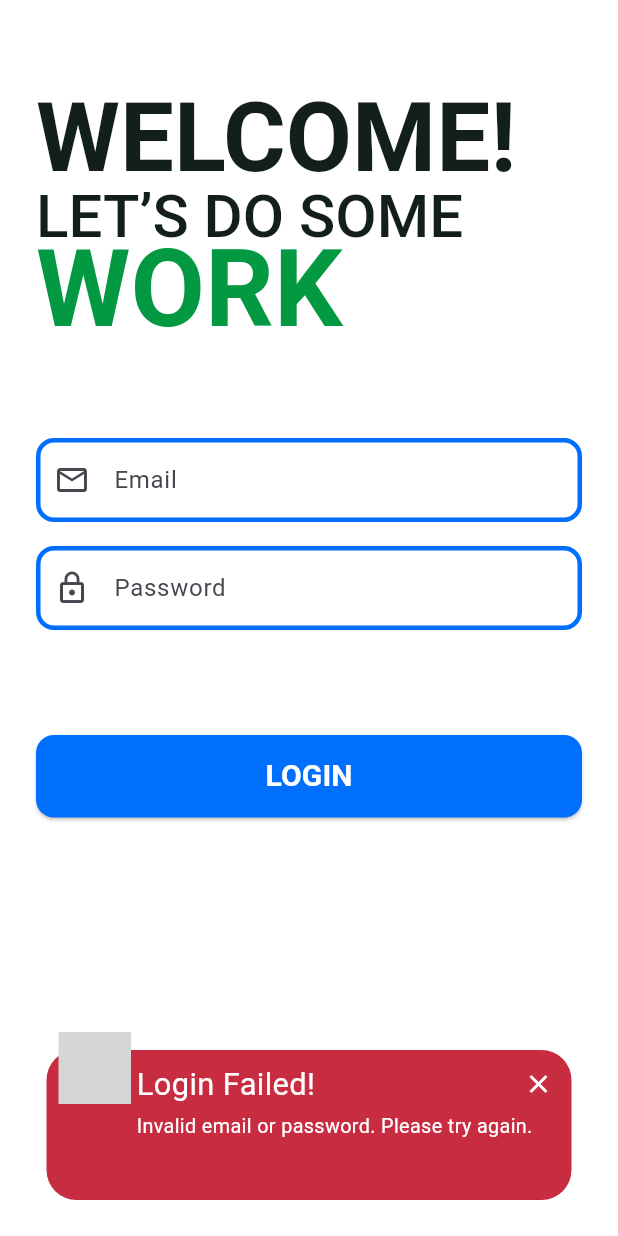
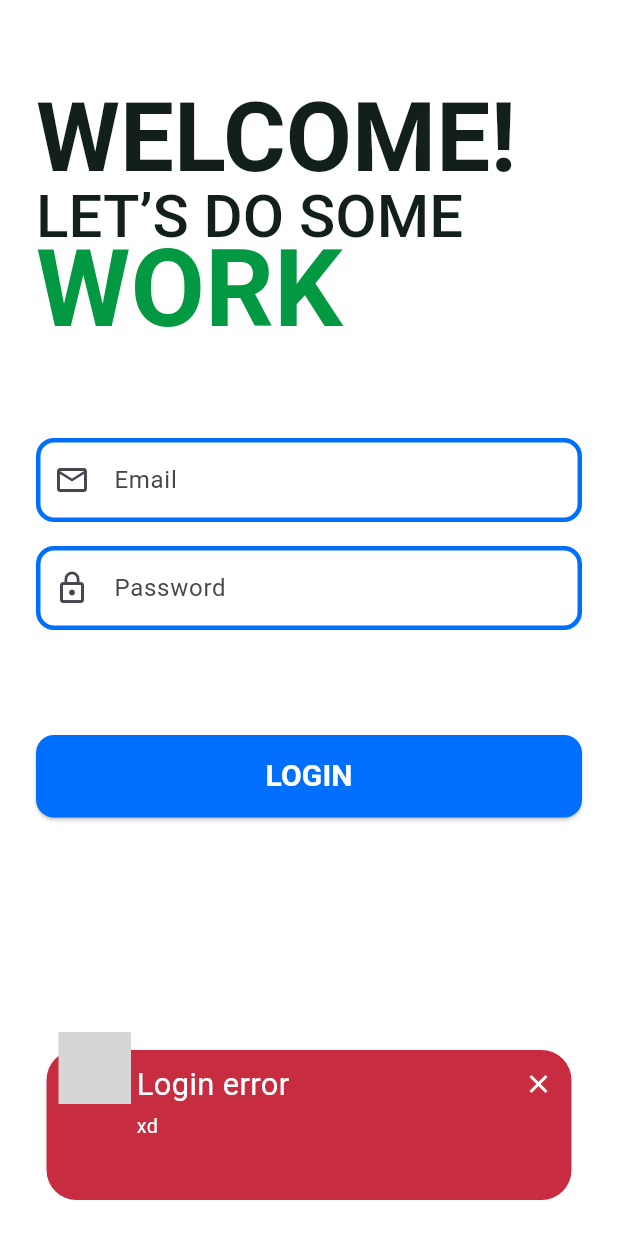
Before and after one commit to janicaleksander/rcs, a Flutter app: the screen it shows after launch, after a tap on "LOGIN", on a phone screen of 412 x 824 dp. Run offline on Flutter 3.47's test engine with Material 3 defaults, Android fonts, the phone set to English and light mode, and no system bars; drawn by our look-alikes of awesome_snackbar_content; our stand-ins replace dartz, go_router; grey boxes are pictures that could not be loaded.

Commit message:
feat: setup login internals

```diff
--- /dev/null
+++ b/mobile/lib/pages/login_page/login_internal.dart
@@ -0,0 +1,49 @@
+import 'package:dartz/dartz.dart';
+import 'package:flutter/material.dart';
+import 'package:go_router/go_router.dart';
+import 'package:mobile/themes/login_page/colors.dart';
+import 'package:awesome_snackbar_content/awesome_snackbar_content.dart';
+import 'package:http/http.dart' as http;
+SnackBar createError(String title,err){
+  return SnackBar(
+      elevation: 0,
+      behavior: SnackBarBehavior.floating,
+      backgroundColor: Colors.transparent,
+      content: SizedBox(
+        height: 100,
+        child: AwesomeSnackbarContent(
+          title: title,
+          message: err,
+          contentType: ContentType.failure,
+        ),
+      )
+  );
+}
+
+Future<Either<http.Response,String>> loginUser(String email,password) async{
+  try {
+    return Right("xd");
+  } catch (e){
+    return Right(e.toString());
+  }
+}
+
+Future<void> onLoginPressed(BuildContext ctx,TextEditingController email, TextEditingController password) async{
+  final emailText = email.text.trim();
+  final passwordText = password.text.trim();
+  final result = await loginUser(emailText, passwordText);
+  if (!ctx.mounted) return;
+  result.fold(
+      (response){
+      ctx.go('/');//TODO
+      },
+      (errorMsg){
+        SnackBar error = createError("Login error",errorMsg);
+        ScaffoldMessenger.of(ctx)
+          ..hideCurrentSnackBar()
+          ..showSnackBar(error);
+      },
+  );
+
+
+}
--- a/mobile/lib/pages/login_page/login_page.dart
+++ b/mobile/lib/pages/login_page/login_page.dart
@@ -1,4 +1,5 @@
 import 'package:flutter/material.dart';
+import 'package:mobile/pages/login_page/login_internal.dart';
 import 'package:mobile/themes/login_page/colors.dart';
 import 'package:awesome_snackbar_content/awesome_snackbar_content.dart';
 
@@ -10,40 +11,14 @@ class LoginPage extends StatefulWidget {
 }
 
 class _LoginPageState extends State<LoginPage> {
-  final _emailController = TextEditingController();
-  final _passwordController = TextEditingController();
+  final emailController = TextEditingController();
+  final passwordController = TextEditingController();
 
   @override
   void dispose() {
-    _emailController.dispose();
-    _passwordController.dispose();
+    emailController.dispose();
+    passwordController.dispose();
     super.dispose();
-  }
-  void _onLoginPressed() {
-    final email = _emailController.text.trim();
-    final password = _passwordController.text.trim();
-
-    debugPrint("Email: $email, Password: $password");
-
-    final snackBar = SnackBar(
-      elevation: 0,
-      behavior: SnackBarBehavior.floating,
-      backgroundColor: Colors.transparent,
-      content: SizedBox(
-        height: 100,
-        child: AwesomeSnackbarContent(
-          title: 'Login Failed!',
-          message: 'Invalid email or password. Please try again.',
-          contentType: ContentType.failure,
-        ),
-      )
-
-
-    );
-
-    ScaffoldMessenger.of(context)
-      ..hideCurrentSnackBar()
-      ..showSnackBar(snackBar);
   }
 
   @override
@@ -99,7 +74,7 @@ class _LoginPageState extends State<LoginPage> {
 
                 // Email Field
                 TextField(
-                  controller: _emailController,
+                  controller: emailController,
                   keyboardType: TextInputType.emailAddress,
                   decoration: InputDecoration(
                     hintText: "Email",
@@ -131,7 +106,7 @@ class _LoginPageState extends State<LoginPage> {
 
                 // Password Field
                 TextField(
-                  controller: _passwordController,
+                  controller: passwordController,
                   obscureText: true,
                   decoration: InputDecoration(
                     hintText: "Password",
@@ -167,7 +142,7 @@ class _LoginPageState extends State<LoginPage> {
                   width: double.infinity,
                   height: 55,
                   child: ElevatedButton(
-                    onPressed: _onLoginPressed,
+                    onPressed: () => onLoginPressed(context,emailController,passwordController),
                     style: ElevatedButton.styleFrom(
                       backgroundColor: LoginColors.buttonBackgroundColor,
                       shape: RoundedRectangleBorder(
--- a/mobile/pubspec.yaml
+++ b/mobile/pubspec.yaml
@@ -36,6 +36,8 @@ dependencies:
   cupertino_icons: ^1.0.8
   go_router: ^16.2.0
   awesome_snackbar_content: ^0.1.8
+  dartz: ^0.10.1
+  http: ^1.5.0
 
 dev_dependencies:
   flutter_test:
@@ -46,7 +48,7 @@ dev_dependencies:
   # activated in the `analysis_options.yaml` file located at the root of your
   # package. See that file for information about deactivating specific lint
   # rules and activating additional ones.
-  flutter_lints: ^5.0.0
+  flutter_lints: ^6.0.0
 
 # For information on the generic Dart part of this file, see the
 # following page: https://dart.dev/tools/pub/pubspec
```
Also changed, not shown: mobile/pubspec.lock.
